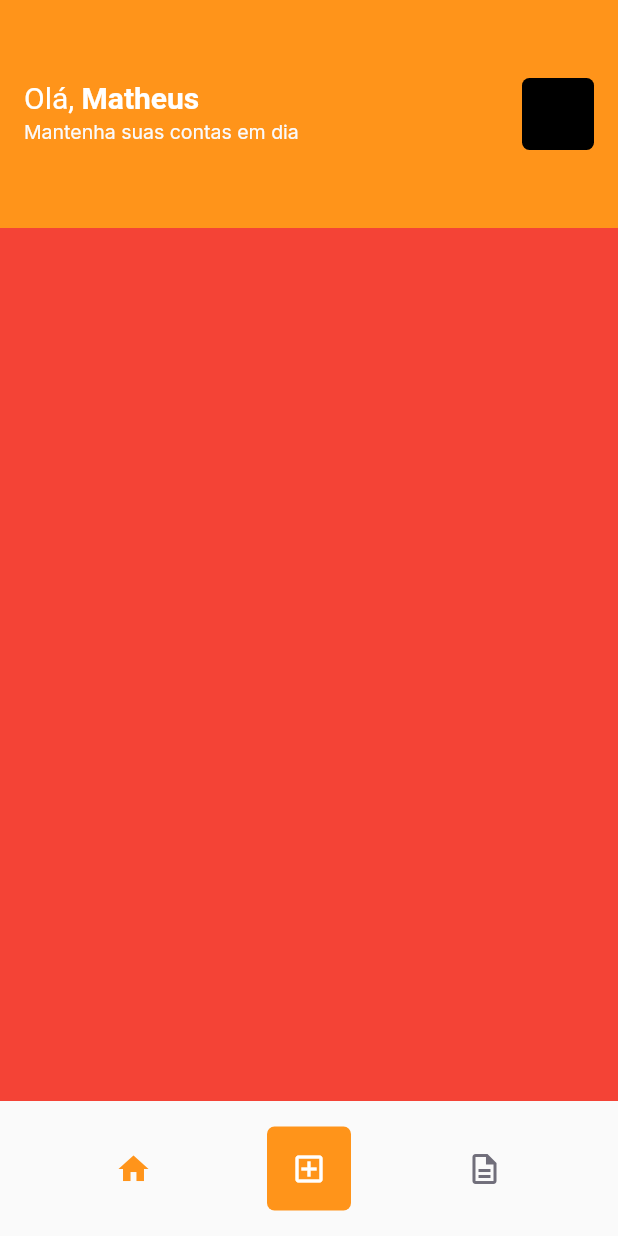
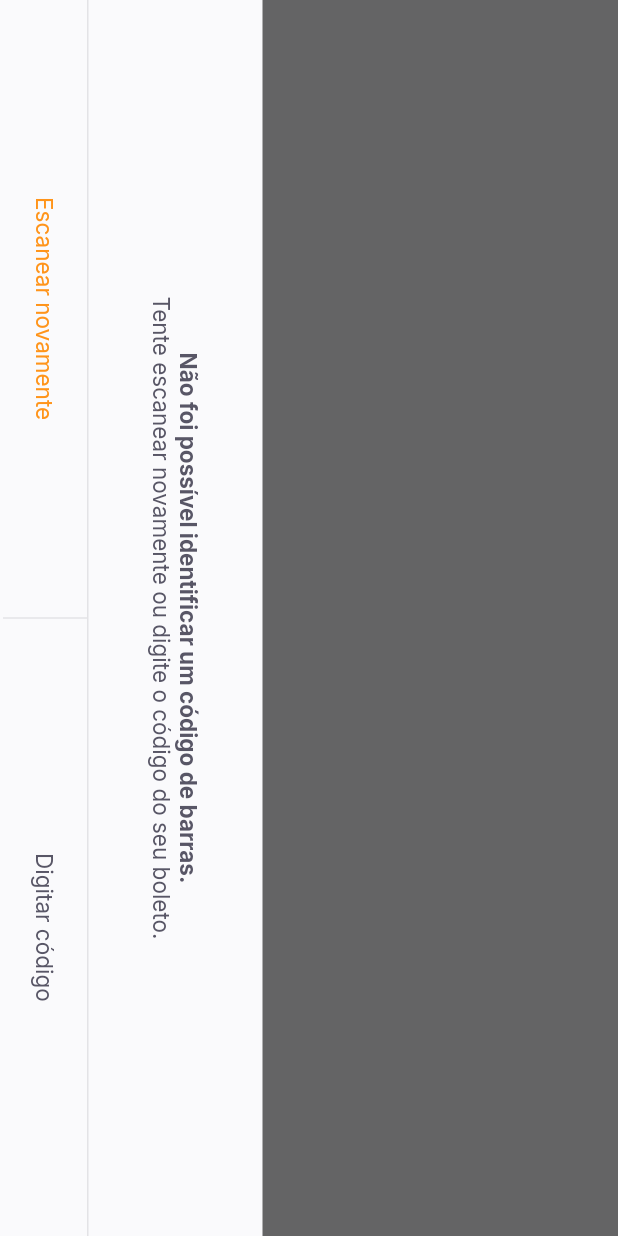
Before and after one commit to MatheusGobetti/NLW_6_PayFlow, a Flutter app: the HomePage screen opened by its route, after a tap on the "add box" icon, on a phone screen of 412 x 824 dp. Run offline on Flutter 3.47's test engine with Material 2 defaults, Android fonts, the phone set to English and light mode, and no system bars; our stand-ins replace firebase_core, google_fonts, google_sign_in, shared_preferences; accounts and stored records are empty.

Commit message:
Criando Barcode Scanner Page

```diff
--- a/lib/app_widget.dart
+++ b/lib/app_widget.dart
@@ -1,4 +1,5 @@
 import 'package:flutter/material.dart';
+import 'package:payflow/modules/barcode_scanner/barcode_scanner_page.dart';
 import 'package:payflow/modules/splash/splash_page.dart';
 
 import 'modules/home/home_page.dart';
@@ -11,12 +12,14 @@ class AppWidget extends StatelessWidget {
   Widget build(BuildContext context) {
     return MaterialApp(
       title: 'Pay Flow',
-      theme: ThemeData(primaryColor: AppColors.primary),
+      theme: ThemeData(
+          primarySwatch: Colors.orange, primaryColor: AppColors.primary),
       initialRoute: "/splash",
       routes: {
         "/splash": (context) => SplashPage(),
         "/home": (context) => HomePage(),
-        "/login": (context) => LoginPage()
+        "/login": (context) => LoginPage(),
+        "/barcode_scanner": (context) => BarcodeScannerPage()
       },
     );
   }
--- /dev/null
+++ b/lib/modules/barcode_scanner/barcode_scanner_page.dart
@@ -0,0 +1,74 @@
+import 'package:flutter/material.dart';
+import 'package:payflow/shared/themes/app_colors.dart';
+import 'package:payflow/shared/themes/app_text_styles.dart';
+import 'package:payflow/shared/widgets/bottom_sheet/bottom_sheet_widget.dart';
+import 'package:payflow/shared/widgets/set_label_buttons/set_label_buttons.dart';
+
+class BarcodeScannerPage extends StatefulWidget {
+  BarcodeScannerPage({Key? key}) : super(key: key);
+
+  @override
+  _BarcodeScannerPageState createState() => _BarcodeScannerPageState();
+}
+
+class _BarcodeScannerPageState extends State<BarcodeScannerPage> {
+  @override
+  Widget build(BuildContext context) {
+    return BottomSheetWidget(
+      title: "Não foi possível identificar um código de barras.",
+      subtitle: "Tente escanear novamente ou digite o código do seu boleto.",
+      primaryLabel: "Escanear novamente",
+      primaryOnPressed: () {},
+      secondaryLabel: "Digitar código",
+      secondaryOnPressed: () {},
+    );
+    return SafeArea(
+      top: true,
+      bottom: true,
+      left: true,
+      right: true,
+      child: RotatedBox(
+        quarterTurns: 1,
+        child: Scaffold(
+          appBar: AppBar(
+            backgroundColor: Colors.black,
+            title: Text(
+              "Escaneie o código de barras do boleto",
+              style: TextStyles.buttonBackground,
+            ),
+            centerTitle: true,
+            leading: BackButton(
+              color: AppColors.background,
+            ),
+          ),
+          body: Column(
+            children: [
+              Expanded(
+                child: Container(
+                  color: Colors.black,
+                ),
+              ),
+              Expanded(
+                flex: 2,
+                child: Container(
+                  color: Colors.transparent,
+                ),
+              ),
+              Expanded(
+                child: Container(
+                  color: Colors.black,
+                ),
+              )
+            ],
+          ),
+          bottomNavigationBar: SetLabelButtons(
+            primaryLabel: "Inserir código do boleto",
+            primaryOnPressed: () {},
+            secondaryLabel: "Adicionar da galeria",
+            secondaryOnPressed: () {},
+          ),
+        ),
+      ),
+    );
+  }
+}
--- a/lib/modules/home/home_page.dart
+++ b/lib/modules/home/home_page.dart
@@ -72,7 +72,7 @@ class _HomePageState extends State<HomePage> {
                 )),
             GestureDetector(
               onTap: () {
-                print("Clicou");
+                Navigator.pushNamed(context, "/barcode_scanner");
               },
               child: Container(
                 width: 56,
--- /dev/null
+++ b/lib/shared/widgets/bottom_sheet/bottom_sheet_widget.dart
@@ -0,0 +1,74 @@
+import 'package:flutter/material.dart';
+import 'package:payflow/shared/themes/app_colors.dart';
+import 'package:payflow/shared/themes/app_text_styles.dart';
+import 'package:payflow/shared/widgets/set_label_buttons/set_label_buttons.dart';
+
+class BottomSheetWidget extends StatelessWidget {
+  final String primaryLabel;
+  final VoidCallback primaryOnPressed;
+  final String secondaryLabel;
+  final VoidCallback secondaryOnPressed;
+  final String title;
+  final String subtitle;
+  const BottomSheetWidget(
+      {Key? key,
+      required this.primaryLabel,
+      required this.primaryOnPressed,
+      required this.secondaryLabel,
+      required this.secondaryOnPressed,
+      required this.title,
+      required this.subtitle})
+      : super(key: key);
+
+  @override
+  Widget build(BuildContext context) {
+    return SafeArea(
+      child: RotatedBox(
+        quarterTurns: 1,
+        child: Material(
+          child: Container(
+            color: AppColors.shape,
+            child: Column(
+              children: [
+                Expanded(
+                    child: Container(
+                  color: Colors.black.withOpacity(0.6),
+                )),
+                Column(children: [
+                  Padding(
+                    padding: const EdgeInsets.all(40),
+                    child: Text.rich(
+                      TextSpan(
+                          text: title,
+                          style: TextStyles.buttonBoldHeading,
+                          children: [
+                            TextSpan(
+                              text: "\n$subtitle",
+                              style: TextStyles.buttonHeading,
+                            ),
+                          ]),
+                      textAlign: TextAlign.center,
+                    ),
+                  ),
+                  Container(
+                    height: 1,
+                    color: AppColors.stroke,
+                  ),
+                  SetLabelButtons(
+                      enablePrimaryColor: true,
+                      primaryLabel: primaryLabel,
+                      primaryOnPressed: primaryOnPressed,
+                      secondaryLabel: secondaryLabel,
+                      secondaryOnPressed: secondaryOnPressed),
+                  SizedBox(
+                    height: 2,
+                  ),
+                ]),
+              ],
+            ),
+          ),
+        ),
+      ),
+    );
+  }
+}
--- /dev/null
+++ b/lib/shared/widgets/divider_vertical/divider_vertical_widget.dart
@@ -0,0 +1,15 @@
+import 'package:flutter/material.dart';
+import 'package:payflow/shared/themes/app_colors.dart';
+
+class DividerVerticalWidget extends StatelessWidget {
+  const DividerVerticalWidget({Key? key}) : super(key: key);
+
+  @override
+  Widget build(BuildContext context) {
+    return Container(
+      width: 1,
+      height: double.maxFinite,
+      color: AppColors.stroke,
+    );
+  }
+}
--- /dev/null
+++ b/lib/shared/widgets/label_button/label_button.dart
@@ -0,0 +1,28 @@
+import 'package:flutter/material.dart';
+import 'package:payflow/shared/themes/app_text_styles.dart';
+
+class LabelButton extends StatelessWidget {
+  final String label;
+  final VoidCallback onPressed;
+  final TextStyle? style;
+  const LabelButton({
+    Key? key,
+    required this.label,
+    required this.onPressed,
+    this.style,
+  }) : super(key: key);
+
+  @override
+  Widget build(BuildContext context) {
+    return Container(
+      height: 56,
+      child: TextButton(
+        onPressed: onPressed,
+        child: Text(
+          label,
+          style: style ?? TextStyles.buttonHeading,
+        ),
+      ),
+    );
+  }
+}
--- /dev/null
+++ b/lib/shared/widgets/set_label_buttons/set_label_buttons.dart
@@ -0,0 +1,45 @@
+import 'package:flutter/material.dart';
+import 'package:payflow/shared/themes/app_text_styles.dart';
+import 'package:payflow/shared/widgets/divider_vertical/divider_vertical_widget.dart';
+import 'package:payflow/shared/widgets/label_button/label_button.dart';
+
+class SetLabelButtons extends StatelessWidget {
+  final String primaryLabel;
+  final VoidCallback primaryOnPressed;
+  final String secondaryLabel;
+  final VoidCallback secondaryOnPressed;
+  final bool enablePrimaryColor;
+  const SetLabelButtons({
+    Key? key,
+    required this.primaryLabel,
+    required this.primaryOnPressed,
+    required this.secondaryLabel,
+    required this.secondaryOnPressed,
+    this.enablePrimaryColor = false,
+  }) : super(key: key);
+
+  @override
+  Widget build(BuildContext context) {
+    return Container(
+      height: 56,
+      child: Row(
+        children: [
+          Expanded(
+            child: LabelButton(
+              label: primaryLabel,
+              onPressed: primaryOnPressed,
+              style: enablePrimaryColor ? TextStyles.buttonPrimary : null,
+            ),
+          ),
+          DividerVerticalWidget(),
+          Expanded(
+            child: LabelButton(
+              label: secondaryLabel,
+              onPressed: secondaryOnPressed,
+            ),
+          ),
+        ],
+      ),
+    );
+  }
+}
--- a/pubspec.yaml
+++ b/pubspec.yaml
@@ -33,6 +33,10 @@ dependencies:
   google_sign_in: ^5.0.4
   google_sign_in_web: ^0.10.0
   shared_preferences: ^2.0.6
+  google_ml_kit: ^0.6.0
+  camera: ^0.8.1+3
+  image_picker: ^0.8.1
+  image_picker_for_web: ^2.0.0
 
 dev_dependencies:
   flutter_test:
```
Also changed, not shown: pubspec.lock, 1 other file.
